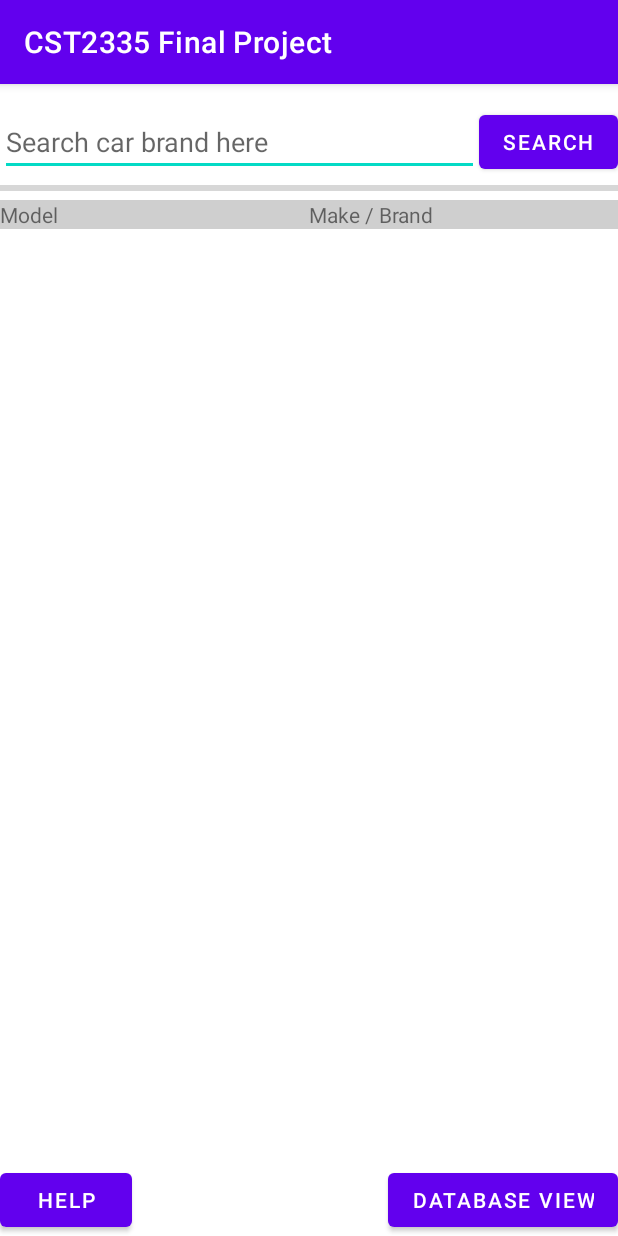
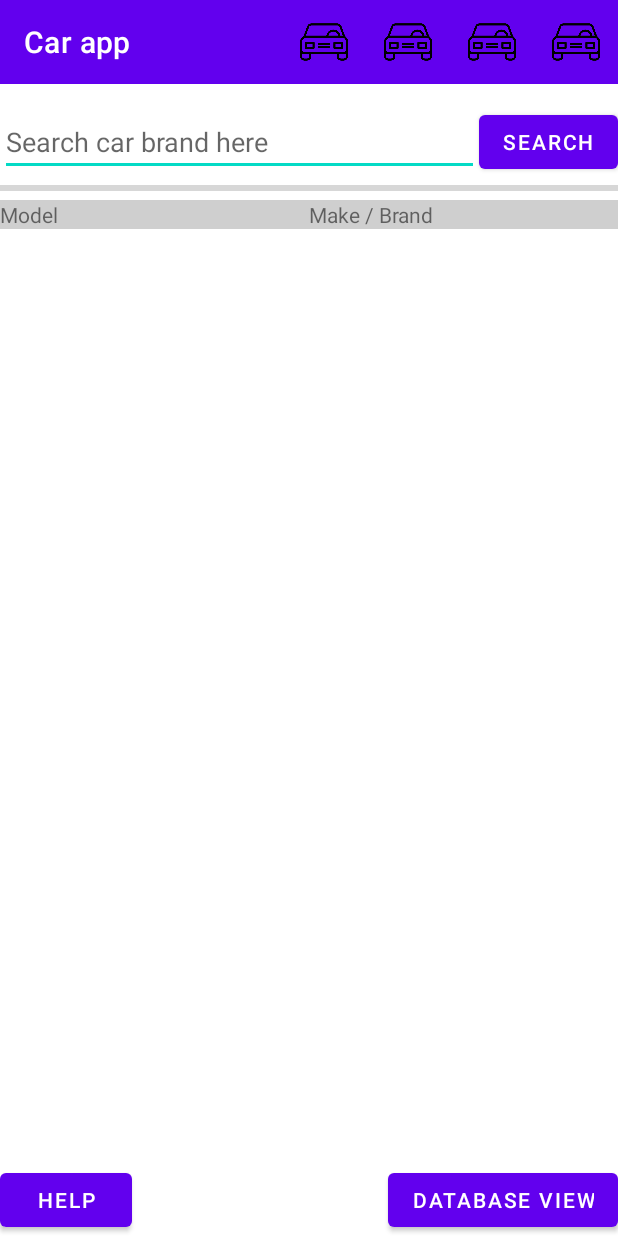
Before and after one commit to 0ji/CST2335FinalProject, an Android app: the screen it shows after launch (CarDBActivity), on a phone screen of 412 x 824 dp. Run offline under Robolectric (Android 15) with nearby library versions, the phone set to English and light mode, and no system bars.

Commit message:
added toolbar

```diff
--- a/app/src/main/res/layout/car_db_main.xml
+++ b/app/src/main/res/layout/car_db_main.xml
@@ -8,13 +8,25 @@
     android:orientation="vertical"
     tools:context=".CarDBActivity">
 
+    <androidx.appcompat.widget.Toolbar
+        android:id="@+id/toolbar"
+        android:layout_width="match_parent"
+        android:layout_height="wrap_content"
+        android:background="?attr/colorPrimary"
+        android:minHeight="?attr/actionBarSize"
+        android:theme="?attr/actionBarTheme"
+        app:layout_constraintEnd_toEndOf="parent"
+        app:layout_constraintStart_toStartOf="parent"
+        app:layout_constraintTop_toTopOf="parent"
+        app:layout_constraintBottom_toTopOf="@id/constraintSearchBar" />
+
     <androidx.constraintlayout.widget.ConstraintLayout
         android:id="@+id/constraintSearchBar"
         android:layout_width="match_parent"
         android:layout_height="wrap_content"
         app:layout_constraintEnd_toEndOf="parent"
         app:layout_constraintStart_toStartOf="parent"
-        app:layout_constraintTop_toTopOf="parent">
+        app:layout_constraintTop_toBottomOf="@id/toolbar" >
 
         <AutoCompleteTextView
             android:id="@+id/carSearchView"
--- /dev/null
+++ b/app/src/main/res/menu/app_menu.xml
@@ -0,0 +1,28 @@
+<?xml version="1.0" encoding="utf-8"?>
+<menu xmlns:android="http://schemas.android.com/apk/res/android"
+    xmlns:app="http://schemas.android.com/apk/res-auto">
+
+    <item android:id="@+id/itemCar"
+        android:title="Car app"
+        android:icon="@drawable/car"
+        android:orderInCategory="1"
+        app:showAsAction="always"/>
+
+    <item android:id="@+id/itemSoccer"
+        android:title="Soccer app"
+        android:icon="@drawable/car"
+        android:orderInCategory="2"
+        app:showAsAction="always"/>
+
+    <item android:id="@+id/itemTrivia"
+        android:title="Trivia app"
+        android:icon="@drawable/car"
+        android:orderInCategory="3"
+        app:showAsAction="always"/>
+
+    <item android:id="@+id/itemSong"
+        android:title="Song app"
+        android:icon="@drawable/car"
+        android:orderInCategory="4"
+        app:showAsAction="always"/>
+</menu>
--- a/app/src/main/res/values-night/themes.xml
+++ b/app/src/main/res/values-night/themes.xml
@@ -12,5 +12,8 @@
         <!-- Status bar color. -->
         <item name="android:statusBarColor" tools:targetApi="l">?attr/colorPrimaryVariant</item>
         <!-- Customize your theme here. -->
+        <item name="windowActionBar">false</item>
+        <item name="windowNoTitle">true</item>
+
     </style>
 </resources>
--- a/app/src/main/res/values/strings.xml
+++ b/app/src/main/res/values/strings.xml
@@ -7,5 +7,5 @@
     <string name="help_details">Enter a car model in the search field. Click search to bring up the list of cars. Select a car in the list to bring up car details, where you can add it to your database or shop for the car.</string>
     <string name="help_title">Car database instructions</string>
     <string name="help_positive">Understood</string>
-    <string name="back_to_car_view">Back</string>
+    <string name="back_to_car_view" translatable="false">Back</string>
 </resources>
--- a/app/src/main/res/values/themes.xml
+++ b/app/src/main/res/values/themes.xml
@@ -12,5 +12,8 @@
         <!-- Status bar color. -->
         <item name="android:statusBarColor" tools:targetApi="l">?attr/colorPrimaryVariant</item>
         <!-- Customize your theme here. -->
+        <item name="windowActionBar">false</item>
+        <item name="windowNoTitle">true</item>
+
     </style>
 </resources>
```
Also changed, not shown: app/src/main/java/com/cst2335/cst2335finalproject/CarDBActivity.java (+47 -2 lines).
